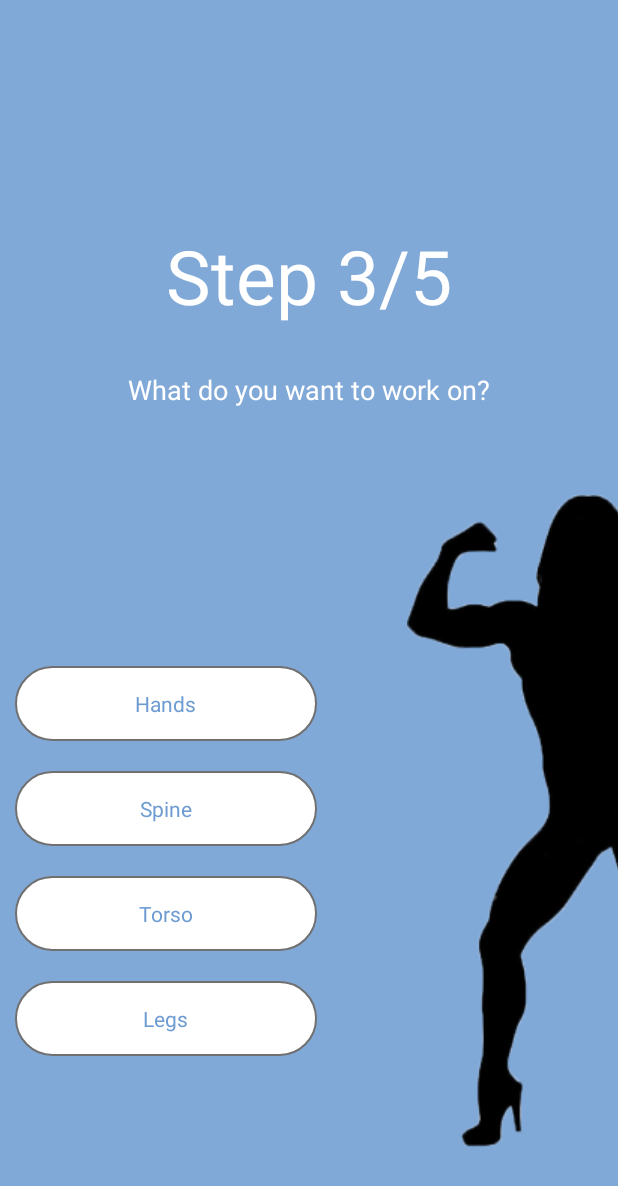
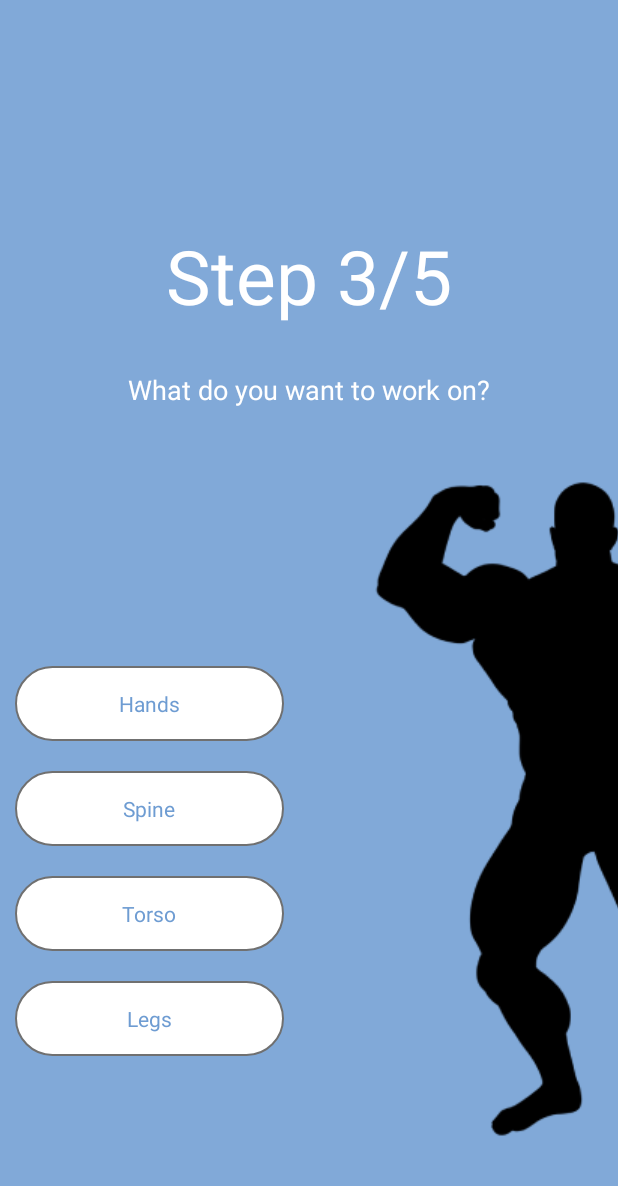
Before and after one commit to llMaximll/Gym, an Android app: the fragment Hello2Fragment placed in its activity, after a tap on an icon or button, on a phone screen of 412 x 824 dp. Shown: the top 1186 px of the screen. Run offline under Robolectric (Android 15) with nearby library versions, the phone set to English and light mode, and no system bars; 2 other taps on this screen came first.

Commit message:
Исправил Hello2Fragment.kt (неправильно работал выбор изображения на Hello3Fragment.kt)

```diff
--- a/app/src/main/java/com/github/llmaximll/gym/LaunchActivity.kt
+++ b/app/src/main/java/com/github/llmaximll/gym/LaunchActivity.kt
@@ -37,8 +37,8 @@ class LaunchActivity : AppCompatActivity(),
         }
     }
 
-    override fun onHello2Fragment() {
-        val fragment = Hello3Fragment.newInstance()
+    override fun onHello2Fragment(gender: Int) {
+        val fragment = Hello3Fragment.newInstance(gender)
         supportFragmentManager.commit {
             setCustomAnimations(android.R.animator.fade_in, android.R.animator.fade_out,
                     android.R.animator.fade_in, android.R.animator.fade_out)
--- a/app/src/main/java/com/github/llmaximll/gym/fragments/Hello2Fragment.kt
+++ b/app/src/main/java/com/github/llmaximll/gym/fragments/Hello2Fragment.kt
@@ -2,19 +2,26 @@ package com.github.llmaximll.gym.fragments
 
 import android.content.Context
 import android.os.Bundle
+import android.util.Log
 import android.view.LayoutInflater
 import android.view.View
 import android.view.ViewGroup
 import android.widget.ImageButton
+import android.widget.Toast
 import androidx.fragment.app.Fragment
 import com.github.llmaximll.gym.R
 
+private const val NAME_SHARED_PREFERENCES = "shared_preferences"
+private const val GENDER = "gender"
+
+private const val TAG = "Hello2Fragment"
+
 class Hello2Fragment : Fragment() {
 
-    private var gender: Boolean? = null
+    private var gender: Int? = null
 
     interface Callbacks {
-        fun onHello2Fragment()
+        fun onHello2Fragment(gender: Int)
     }
 
     private lateinit var femaleImageButton: ImageButton
@@ -41,18 +48,38 @@ class Hello2Fragment : Fragment() {
     override fun onStart() {
         super.onStart()
         femaleImageButton.setOnClickListener {
-            gender = false
+            gender = 0
             femaleImageButton.setBackgroundResource(R.drawable.button_launch_rectangle_on)
             maleImageButton.setBackgroundResource(R.drawable.button_launch_rectangle_off)
         }
         maleImageButton.setOnClickListener {
-            gender = true
+            gender = 1
             femaleImageButton.setBackgroundResource(R.drawable.button_launch_rectangle_off)
             maleImageButton.setBackgroundResource(R.drawable.button_launch_rectangle_on)
         }
         nextImageButton.setOnClickListener {
-            callbacks?.onHello2Fragment()
+            if (gender != null) {
+                callbacks?.onHello2Fragment(gender!!)
+            } else {
+                Toast.makeText(
+                        requireContext(),
+                        "Choose gender",
+                        Toast.LENGTH_LONG
+                ).show()
+            }
         }
+    }
+
+    override fun onStop() {
+        super.onStop()
+        if (gender != null) {
+            val sharedPreference =
+                    context?.getSharedPreferences(NAME_SHARED_PREFERENCES, Context.MODE_PRIVATE)
+            val editor = sharedPreference?.edit()
+            editor?.putInt(GENDER, gender!!)
+            editor?.apply()
+        }
+        Log.i(TAG, "gender=$gender")
     }
 
     override fun onDetach() {
--- a/app/src/main/java/com/github/llmaximll/gym/fragments/Hello3Fragment.kt
+++ b/app/src/main/java/com/github/llmaximll/gym/fragments/Hello3Fragment.kt
@@ -2,15 +2,22 @@ package com.github.llmaximll.gym.fragments
 
 import android.content.Context
 import android.os.Bundle
+import android.util.Log
 import android.view.LayoutInflater
 import android.view.View
 import android.view.ViewGroup
 import android.widget.ImageButton
+import android.widget.ImageView
+import android.widget.Toast
 import androidx.fragment.app.Fragment
 import com.github.llmaximll.gym.R
 
 private const val NAME_SHARED_PREFERENCES = "shared_preferences"
 private const val TRAIN = "train"
+private const val GENDER = "gender"
+private const val KEY_GENDER = "key_gender"
+
+private const val TAG = "Hello3Fragment"
 
 class Hello3Fragment : Fragment() {
 
@@ -22,9 +29,18 @@ class Hello3Fragment : Fragment() {
     private lateinit var spineImageButton: ImageButton
     private lateinit var torsoImageButton: ImageButton
     private lateinit var legsImageButton: ImageButton
+    private lateinit var humanImageView: ImageView
+
+    private var gender: Int? = null
 
     private var callbacks: Callbacks? = null
     private var train: Int? = null
+
+    override fun onCreate(savedInstanceState: Bundle?) {
+        super.onCreate(savedInstanceState)
+        gender = arguments?.getInt(KEY_GENDER) as Int
+        Log.i(TAG, "gender=$gender")
+    }
 
     override fun onAttach(context: Context) {
         super.onAttach(context)
@@ -38,6 +54,14 @@ class Hello3Fragment : Fragment() {
         spineImageButton = view.findViewById(R.id.spine_imageButton)
         torsoImageButton = view.findViewById(R.id.torso_imageButton)
         legsImageButton = view.findViewById(R.id.legs_imageButton)
+        humanImageView = view.findViewById(R.id.human_imageView)
+
+        if (gender != -1) {
+            when (gender) {
+                0 -> humanImageView.setBackgroundResource(R.drawable.woman)
+                1 -> humanImageView.setBackgroundResource(R.drawable.man)
+            }
+        }
 
         return view
     }
@@ -79,6 +103,8 @@ class Hello3Fragment : Fragment() {
     }
 
     companion object {
-        fun newInstance(): Hello3Fragment = Hello3Fragment()
+        fun newInstance(gender: Int): Hello3Fragment = Hello3Fragment().apply {
+            arguments = Bundle().apply { putInt(KEY_GENDER, gender) }
+        }
     }
 }
--- a/app/src/main/res/layout/fragment_hello_2.xml
+++ b/app/src/main/res/layout/fragment_hello_2.xml
@@ -61,7 +61,7 @@
             android:layout_height="wrap_content"
             android:layout_gravity="bottom"
             android:gravity="center"
-            android:text="Male"
+            android:text="Female"
             android:textColor="@color/white"
             android:textSize="24sp"/>
     </FrameLayout>
@@ -94,7 +94,7 @@
             android:layout_height="wrap_content"
             android:layout_gravity="bottom"
             android:gravity="center"
-            android:text="Female"
+            android:text="Male"
             android:textColor="@color/white"
             android:textSize="24sp"/>
     </FrameLayout>
--- a/app/src/main/res/layout/fragment_hello_3.xml
+++ b/app/src/main/res/layout/fragment_hello_3.xml
@@ -40,7 +40,6 @@
         android:layout_marginStart="370dp"
         android:layout_marginTop="8dp"
         android:layout_marginBottom="8dp"
-        android:src="@drawable/woman"
         app:layout_constraintBottom_toBottomOf="parent"
         app:layout_constraintEnd_toEndOf="parent"
         app:layout_constraintStart_toStartOf="parent"
```
